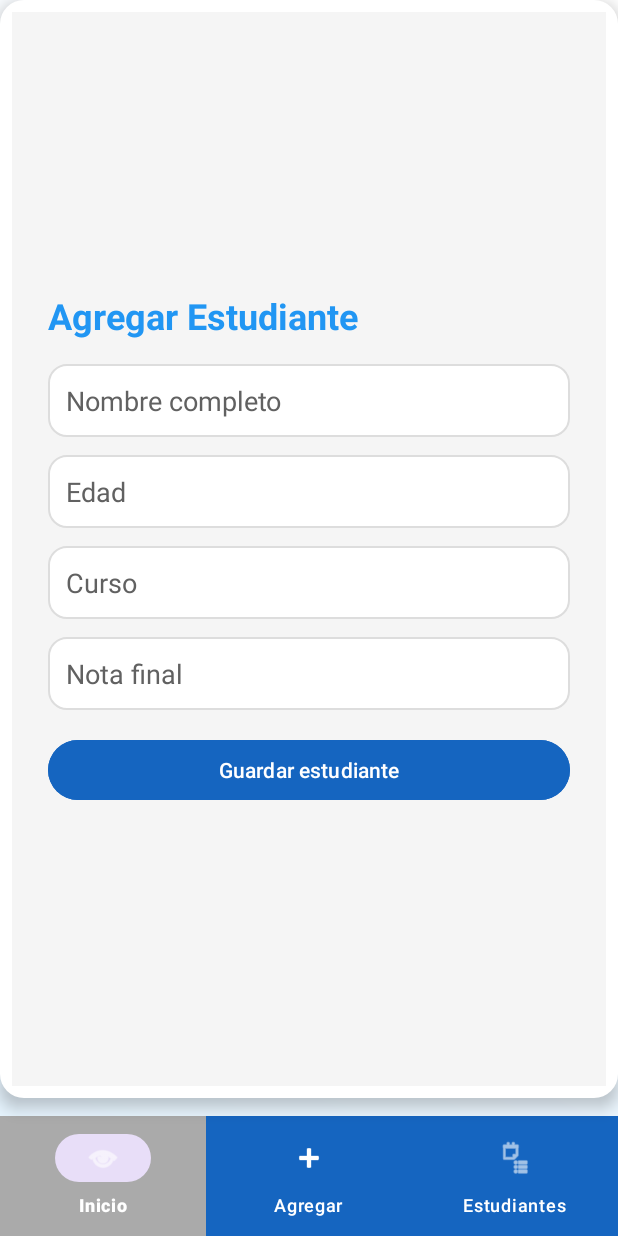
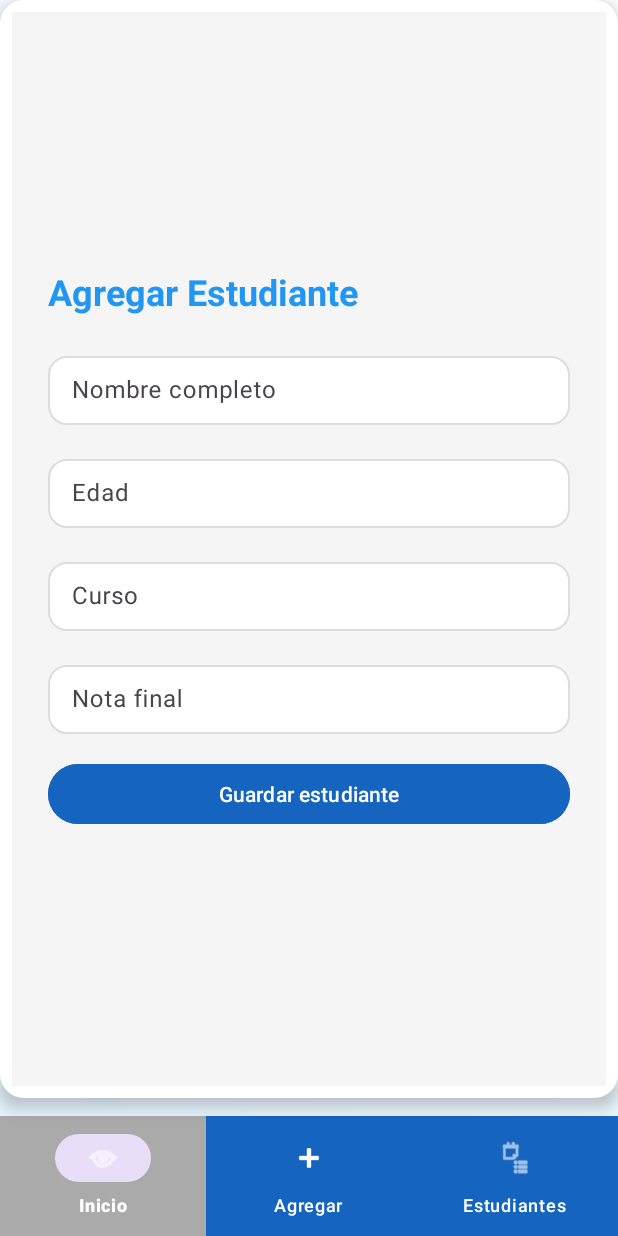
Before and after one commit to AntolinoRetana/EduTrack, an Android app: the fragment FragmentAgregarEstudiante placed in its activity, on a phone screen of 412 x 824 dp. Run offline under Robolectric (Android 15) with nearby library versions, the phone set to English and light mode, and no system bars.

Commit message:
Validaciones y cambio de elementos en fragment

```diff
--- a/app/src/main/java/com/example/edutrack/Fragments/FragmentAgregarEstudiante.java
+++ b/app/src/main/java/com/example/edutrack/Fragments/FragmentAgregarEstudiante.java
@@ -4,6 +4,7 @@ import android.os.Bundle;
 
 import androidx.fragment.app.Fragment;
 
+import android.text.InputFilter;
 import android.view.LayoutInflater;
 import android.view.View;
 import android.view.ViewGroup;
@@ -77,6 +78,22 @@ public class FragmentAgregarEstudiante extends Fragment {
         etNota = vista.findViewById(R.id.etNota);
         btnGuardar = vista.findViewById(R.id.btnGuardar);
 
+
+        // Configurar el filtro para que el campo nombre solo acepte letras
+        InputFilter letrasSoloFilter = (source, start, end, dest, dstart, dend) -> {
+            for (int i = start; i < end; i++) {
+                if (!Character.isLetter(source.charAt(i)) && source.charAt(i) != ' ') {
+                    // Permitimos espacios para nombres compuestos
+                    Toast.makeText(getContext(), "Solo se permiten letras en el nombre", Toast.LENGTH_SHORT).show();
+                    return "";
+                }
+            }
+            return null; // Acepta el carácter
+        };
+
+        // Aplicar el filtro al campo de nombre
+        etNombre.setFilters(new InputFilter[]{letrasSoloFilter});
+
         // Botón para guardar estudiante
         btnGuardar.setOnClickListener(v -> {
             String nombre = etNombre.getText().toString().trim();
--- a/app/src/main/res/layout/fragment_agregar_estudiante.xml
+++ b/app/src/main/res/layout/fragment_agregar_estudiante.xml
@@ -1,6 +1,7 @@
 <?xml version="1.0" encoding="utf-8"?>
 <ScrollView
     xmlns:android="http://schemas.android.com/apk/res/android"
+    xmlns:app="http://schemas.android.com/apk/res-auto"
     android:id="@+id/main"
     android:layout_width="match_parent"
     android:layout_height="match_parent"
@@ -29,43 +30,67 @@
                 android:layout_width="wrap_content"
                 android:layout_height="wrap_content" />
 
-            <EditText
+            <com.google.android.material.textfield.TextInputLayout
+                android:layout_width="match_parent"
+                android:layout_height="wrap_content"
+                android:layout_marginBottom="12dp"
+                app:boxBackgroundMode="none">
+
+                <com.google.android.material.textfield.TextInputEditText
                     android:id="@+id/etNombre"
                     android:hint="Nombre completo"
                     android:layout_width="match_parent"
                     android:layout_height="wrap_content"
                     android:background="@drawable/bg_input"
-                android:padding="12dp"
-                android:layout_marginBottom="12dp" />
+                    android:padding="12dp"/>
+            </com.google.android.material.textfield.TextInputLayout>
 
-            <EditText
+            <com.google.android.material.textfield.TextInputLayout
+                android:layout_width="match_parent"
+                android:layout_height="wrap_content"
+                android:layout_marginBottom="12dp"
+                app:boxBackgroundMode="none">
+
+                <com.google.android.material.textfield.TextInputEditText
                     android:id="@+id/etEdad"
                     android:hint="Edad"
                     android:inputType="number"
                     android:layout_width="match_parent"
                     android:layout_height="wrap_content"
                     android:background="@drawable/bg_input"
-                android:padding="12dp"
-                android:layout_marginBottom="12dp" />
+                    android:padding="12dp"/>
+            </com.google.android.material.textfield.TextInputLayout>
 
-            <EditText
+            <com.google.android.material.textfield.TextInputLayout
+                android:layout_width="match_parent"
+                android:layout_height="wrap_content"
+                android:layout_marginBottom="12dp"
+                app:boxBackgroundMode="none">
+
+                <com.google.android.material.textfield.TextInputEditText
                     android:id="@+id/etCurso"
                     android:hint="Curso"
                     android:layout_width="match_parent"
                     android:layout_height="wrap_content"
                     android:background="@drawable/bg_input"
-                android:padding="12dp"
-                android:layout_marginBottom="12dp" />
+                    android:padding="12dp"/>
+            </com.google.android.material.textfield.TextInputLayout>
 
-            <EditText
+            <com.google.android.material.textfield.TextInputLayout
+                android:layout_width="match_parent"
+                android:layout_height="wrap_content"
+                android:layout_marginBottom="16dp"
+                app:boxBackgroundMode="none">
+
+                <com.google.android.material.textfield.TextInputEditText
                     android:id="@+id/etNota"
                     android:hint="Nota final"
                     android:inputType="numberDecimal"
                     android:layout_width="match_parent"
                     android:layout_height="wrap_content"
                     android:background="@drawable/bg_input"
-                android:padding="12dp"
-                android:layout_marginBottom="16dp" />
+                    android:padding="12dp"/>
+            </com.google.android.material.textfield.TextInputLayout>
 
             <Button
                 android:id="@+id/btnGuardar"
```
Also changed, not shown: app/src/main/java/com/example/edutrack/Activities/LoginActivity.java (+16 -0 lines), app/src/main/java/com/example/edutrack/Activities/RegisterActivity.java (+16 -0 lines), app/src/main/java/com/example/edutrack/Fragments/FragmentEditarEstudiante.java (+16 -0 lines), app/src/main/res/layout/fragment_editar_estudiante.xml (+37 -16 lines). Lines whose indentation alone changed are shown as unchanged.
